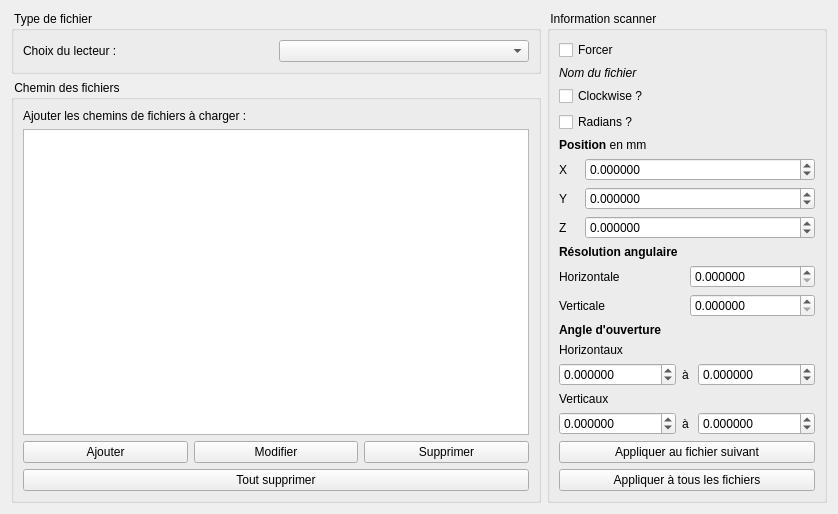
Qt form pluginlvox/mk/view/loadfileconfiguration.ui (computree/computree-plugin-lvox) before a commit.
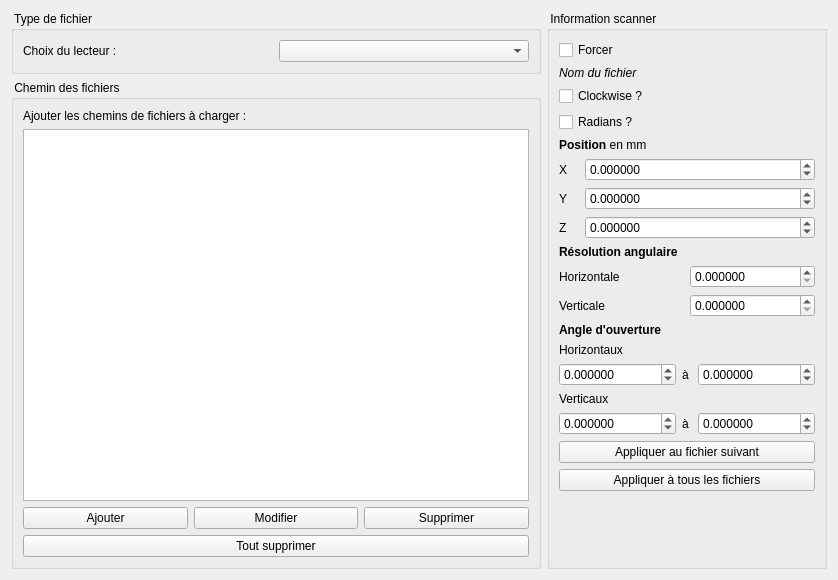
The same form after that commit.

Commit message:
Mise à jour MK :
- Correction d'une coquille d'orthographe dans un message

What changed in the file:
```diff
--- a/pluginlvox/mk/view/loadfileconfiguration.ui
+++ b/pluginlvox/mk/view/loadfileconfiguration.ui
@@ -7,7 +7,7 @@
     <x>0</x>
     <y>0</y>
     <width>838</width>
-    <height>494</height>
+    <height>580</height>
    </rect>
   </property>
   <property name="windowTitle">
```
Left out of the diff: 4 changed lines with no effect on the pictures.
